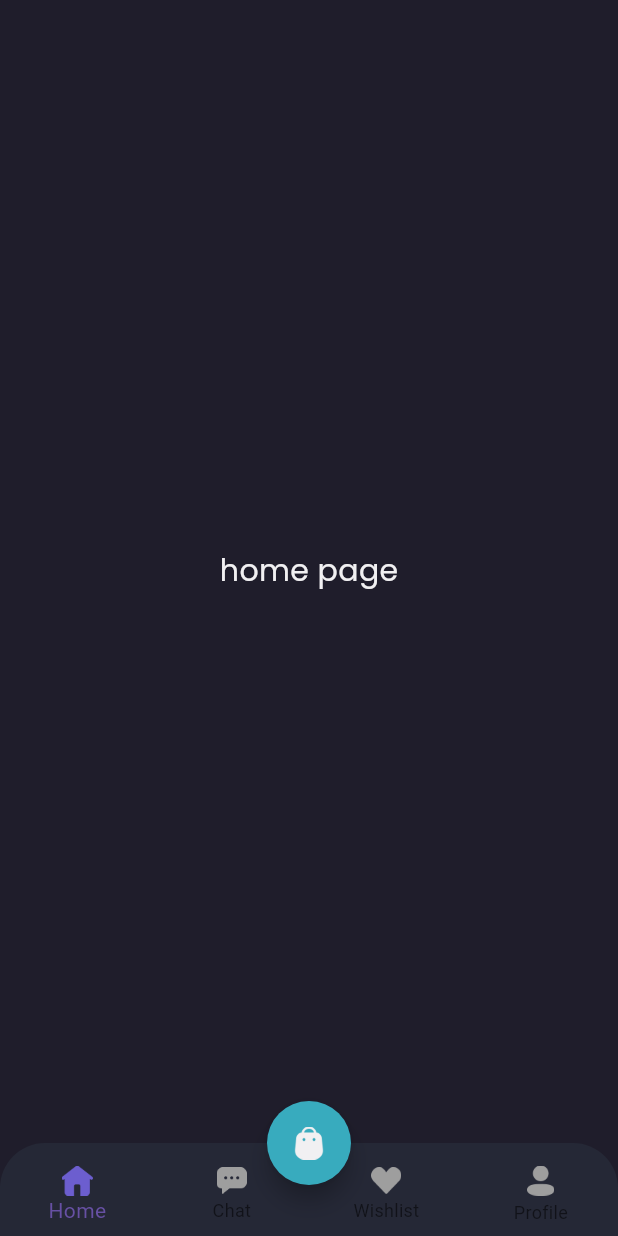
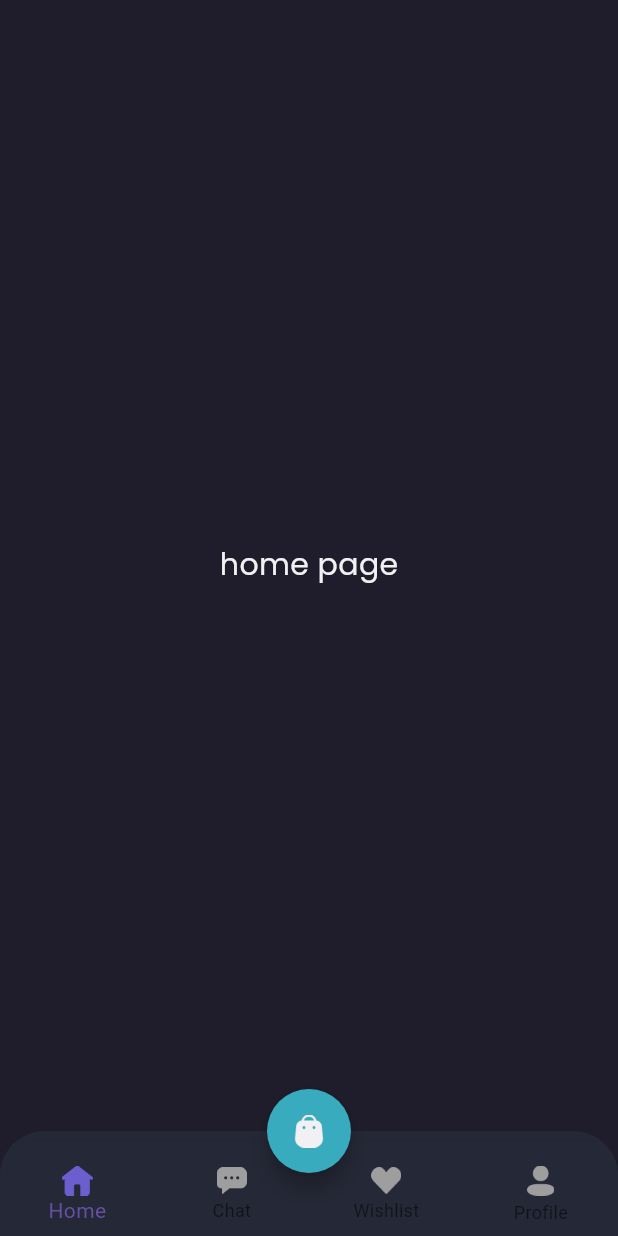
Before and after one commit to Samsulmaarif01/Shamo-Flutter-App, a Flutter app: the MainPage screen opened by its route, on a phone screen of 412 x 824 dp. Run offline on Flutter 3.47's test engine with Material 3 defaults, Android fonts, the phone set to English and light mode, and no system bars; our stand-ins replace google_fonts.

Commit message:
style(main_page): modify the navbar

```diff
--- a/lib/pages/home/main_page.dart
+++ b/lib/pages/home/main_page.dart
@@ -43,8 +43,11 @@ class _MainPageState extends State<MainPage> {
         borderRadius: const BorderRadius.vertical(
           top: Radius.circular(30),
         ),
+        child: Container(
+          color: backgroundColor4, // Mengatur warna latar belakang
+          padding: const EdgeInsets.only(top: 8.0), // Menambahkan padding atas
           child: BottomNavigationBar(
-          backgroundColor: backgroundColor4,
+            backgroundColor: backgroundColor4, // Mengatur warna latar belakang BottomNavigationBar
             type: BottomNavigationBarType.fixed,
             currentIndex: currentIndex,
             onTap: (value) {
@@ -99,6 +102,7 @@ class _MainPageState extends State<MainPage> {
               ),
             ],
           ),
+        ),
       );
     }
 
@@ -107,9 +111,11 @@ class _MainPageState extends State<MainPage> {
       floatingActionButton: cardButton(),
       floatingActionButtonLocation: FloatingActionButtonLocation.centerDocked,
       bottomNavigationBar: customButtonNav(),
-      body: IndexedStack(
+      body: SafeArea(
+        child: IndexedStack(
           index: currentIndex,
           children: _pages,
+        ),
       ),
     );
   }
```
Lines whose indentation alone changed are shown as unchanged.
